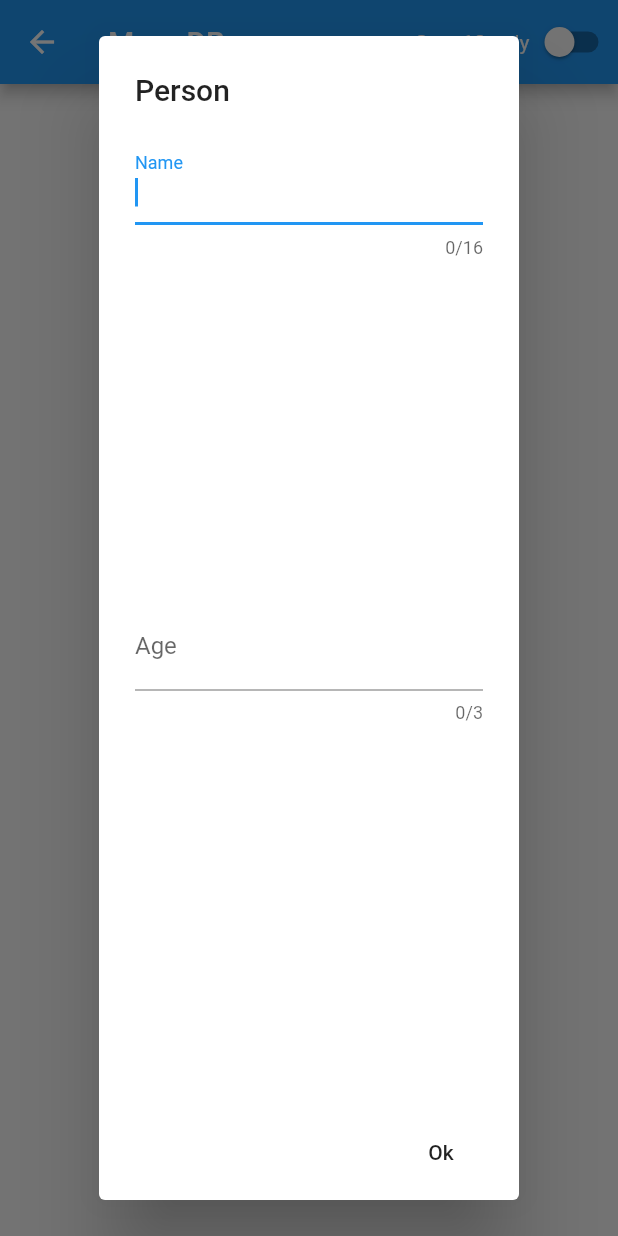
After one commit to coastalgit/flutter_repomgr, a Flutter app: the ListPage screen opened directly, after a tap on "Enter a person", on a phone screen of 412 x 824 dp. The commit adds this screen. Run offline on Flutter 3.47's test engine with Material 2 defaults, Android fonts, the phone set to English and light mode, and no system bars; our stand-ins replace moor_flutter; generated files the repository leaves out were written again.

Commit message:
Added Moor with stream listener.

```diff
--- /dev/null
+++ b/lib/list_page.dart
@@ -0,0 +1,151 @@
+import 'package:flutter/material.dart';
+import 'package:provider/provider.dart';
+
+import 'package:flutter_repomgr/moor_db.dart';
+import 'package:flutter_repomgr/person_model.dart';
+
+class ListPage extends StatefulWidget {
+  @override
+  _ListPageState createState() => _ListPageState();
+}
+
+class _ListPageState extends State<ListPage> {
+  bool _showOver18Only = false;
+
+  @override
+  Widget build(BuildContext context) {
+    return Scaffold(
+      appBar: AppBar(
+        title: Text('Moor DB'),
+        actions: <Widget>[
+          _buildOver18Switch(),
+        ],
+      ),
+      body: _buildBody(),
+    );
+  }
+
+  _buildOver18Switch() {
+    return Row(
+      children: <Widget>[
+        Text('Over 18 only'),
+        Switch(
+          value: _showOver18Only,
+          activeColor: Colors.white,
+          onChanged: (newValue) {
+            setState(() {
+              _showOver18Only = newValue;
+            });
+          },
+        ),
+      ],
+    );
+  }
+
+  Widget _buildBody() {
+    return Column(
+      children: <Widget>[
+        Padding(
+          padding: const EdgeInsets.all(8.0),
+          child: MaterialButton(
+            shape:
+                RoundedRectangleBorder(side: BorderSide(width: 1), borderRadius: BorderRadius.all(Radius.circular(4))),
+            child: Text('Enter a person'),
+            onPressed: _doPersonEntry,
+          ),
+        ),
+        Expanded(child: _buildPersonsList(context)),
+      ],
+    );
+  }
+
+  StreamBuilder<List<Pessoa>> _buildPersonsList(BuildContext context) {
+    final dao = Provider.of<PessoaDao>(context);
+    return StreamBuilder(
+      stream: _showOver18Only ? dao.watchAllPersonsOver18OrderedByAge() : dao.watchAllPersons(),
+      builder: (context, AsyncSnapshot<List<Pessoa>> snapshot) {
+        final peeps = snapshot.data ?? List();
+        return ListView.builder(
+          scrollDirection: Axis.vertical,
+          shrinkWrap: true,
+          itemCount: peeps.length,
+          itemBuilder: (_, index) {
+            final peep = peeps[index];
+            return _buildListItem(peep, dao);
+          },
+        );
+      },
+    );
+  }
+
+  void _doPersonEntry() async {
+    final Person _person = await _showDialogPersonEntry(context);
+
+    if (_person != null) {
+      setState(() {
+        //Pessoa pessoa = Pessoa.fromData(data, db)
+        Pessoa pessoa = Pessoa(name: _person.name, age: _person.age);
+        final dao = Provider.of<PessoaDao>(context);
+        dao.insertPerson(pessoa);
+      });
+    }
+  }
+
+  Future<Person> _showDialogPersonEntry(BuildContext context) async {
+    Person _person = Person();
+
+    return showDialog<Person>(
+      context: context,
+      barrierDismissible: false, // dialog is dismissible with a tap on the barrier
+      builder: (BuildContext context) {
+        return AlertDialog(
+          title: Text('Person'),
+          content: new Column(
+            mainAxisSize: MainAxisSize.min,
+            children: <Widget>[
+              Expanded(
+                child: new TextField(
+                  autofocus: true,
+                  maxLength: 16,
+                  keyboardType: TextInputType.text,
+                  decoration: new InputDecoration(labelText: 'Name'),
+                  onChanged: (value) {
+                    _person.name = value;
+                  },
+                ),
+              ),
+              Expanded(
+                child: new TextField(
+                  autofocus: false,
+                  maxLength: 3,
+                  keyboardType: TextInputType.number,
+                  decoration: new InputDecoration(labelText: 'Age'),
+                  onChanged: (value) {
+                    _person.age = int.parse(value);
+                  },
+                ),
+              )
+            ],
+          ),
+          actions: <Widget>[
+            FlatButton(
+              child: Text('Ok'),
+              onPressed: () {
+                Navigator.of(context).pop(_person);
+              },
+            ),
+          ],
+        );
+      },
+    );
+  }
+
+  Widget _buildListItem(Pessoa peep, PessoaDao dao) {
+    // we pass DAO ref here, allowing us direct access to CRUD methods e.g. swipe to delete etc
+    return ListTile(
+      leading: Icon(Icons.person),
+      title: Text(peep.name),
+      trailing: Text(peep.age.toString()),
+    );
+  }
+}
--- /dev/null
+++ b/lib/moor_db.dart
@@ -0,0 +1,71 @@
+import 'package:moor_flutter/moor_flutter.dart';
+
+part 'moor_db.g.dart';
+
+// By default framework just strips off 's' at end to create the dataclass, but we can use @DataClassName to specify
+@DataClassName('Pessoa')
+class Persons extends Table {
+//class Pdersons extends Table {
+  // IntColumn get id => integer().autoIncrement().call();
+  // also expressed as:
+  IntColumn get id => integer().autoIncrement()();
+  TextColumn get name => text().named('p_name')();
+  IntColumn get age => integer().named('p_age')();
+}
+
+@UseMoor(tables: [Persons], daos: [PessoaDao])
+class AppDB extends _$AppDB {
+  AppDB()
+      : super((FlutterQueryExecutor.inDatabaseFolder(
+          path: 'db.sqlite',
+          logStatements: true, // SQL debug to console
+        )));
+
+  @override
+  int get schemaVersion => 1;
+}
+
+// this codegens a mixin allowing us to access tables
+@UseDao(tables: [Persons])
+class PessoaDao extends DatabaseAccessor<AppDB> with _$PessoaDaoMixin {
+  final AppDB db;
+
+  PessoaDao(this.db) : super(db);
+
+  Future<List<Pessoa>> getAllPersons() => select(persons).get();
+  Future insertPerson(Insertable<Pessoa> pessoa) => into(persons).insert(pessoa);
+  Future deletePerson(Insertable<Pessoa> pessoa) => delete(persons).delete(pessoa);
+  Future updatePerson(Insertable<Pessoa> pessoa) => update(persons).replace(pessoa);
+
+  // ability to monitor a stream of any changes via "watch"
+  Stream<List<Pessoa>> watchAllPersons() => select(persons).watch();
+
+  Stream<List<Pessoa>> watchAllPersonsByAge() {
+    // Wrap the whole select statement in parenthesis
+    return (select(persons)
+      ..orderBy(
+        ([
+          // Primary sorting
+              (p) => OrderingTerm(expression: p.age, mode: OrderingMode.desc),
+          // Secondary alphabetical sorting
+              (p) => OrderingTerm(expression: p.name),
+        ]),
+      ))
+    // watch the whole select statement
+        .watch();
+  }
+
+  Stream<List<Pessoa>> watchAllPersonsOver18OrderedByAge() {
+    return (select(persons)
+          ..orderBy(
+            ([
+              (p) => OrderingTerm(expression: p.age, mode: OrderingMode.desc),
+              // secondary sort
+              (p) => OrderingTerm(expression: p.name),
+            ]),
+          )
+          ..where((p) => p.age.isBiggerThanValue(18)))
+        .watch();
+  }
+
+}
--- a/pubspec.yaml
+++ b/pubspec.yaml
@@ -24,11 +24,15 @@ dependencies:
   # Use with the CupertinoIcons class for iOS style icons.
   cupertino_icons: ^0.1.2
   path_provider: ^1.1.2
+  moor_flutter: ^1.6.0
+  moor_generator: ^1.6.0+1
+  provider: ^3.0.0+1
 
 dev_dependencies:
   flutter_test:
     sdk: flutter
 
+  build_runner: ^1.6.1
 
 # For information on the generic Dart part of this file, see the
 # following page: https://dart.dev/tools/pub/pubspec
```
Also changed, not shown: lib/main.dart (+37 -7 lines), lib/moor_db.g.dart (added), pubspec.lock.
